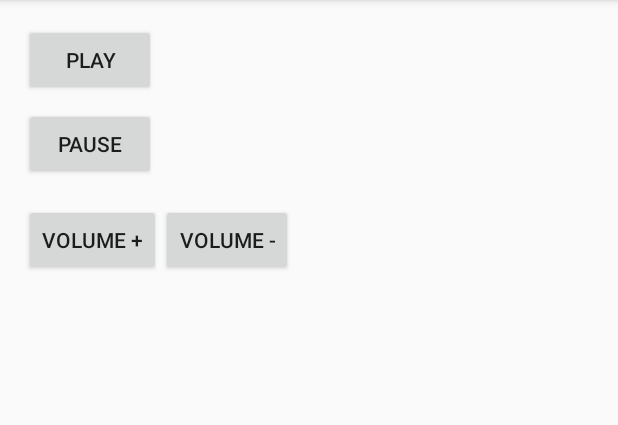
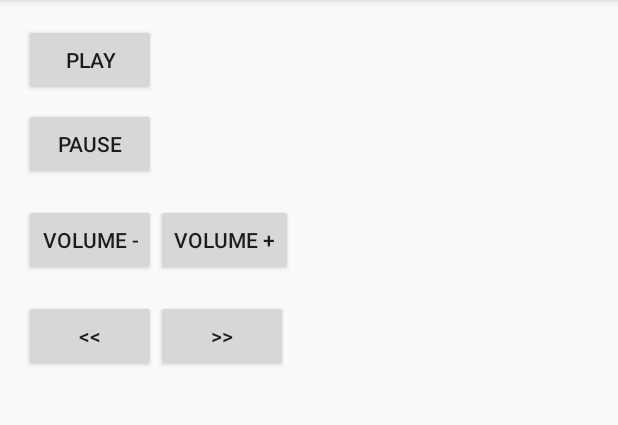
Before and after one commit to PMerdala/MediaPlayer, an Android app: the screen it shows after launch (MainActivity), on a phone screen of 412 x 824 dp, the part 84-509 px from its top. Run offline under Robolectric (Android 15) with nearby library versions, the phone set to English and light mode, and no system bars.

Commit message:
add forward backward button

```diff
--- a/app/src/main/java/com/example/pmerdala/musicplayer/MainActivity.java
+++ b/app/src/main/java/com/example/pmerdala/musicplayer/MainActivity.java
@@ -15,6 +15,7 @@ public class MainActivity extends AppCompatActivity {
     AudioManager audioManager;
     int MAX_VOLUME;
     Toast toast;
+    private final static int SKIP_RANGE = 10000;
 
     @Override
     protected void onCreate(Bundle savedInstanceState) {
@@ -61,6 +62,24 @@ public class MainActivity extends AppCompatActivity {
                 @Override
                 public void onClick(View v) {
                     volumeDown(v);
+                }
+            });
+        }
+        view = findViewById(R.id.forward_button);
+        if (view != null){
+            view.setOnClickListener(new View.OnClickListener() {
+                @Override
+                public void onClick(View v) {
+                    forward(v);
+                }
+            });
+        }
+        view = findViewById(R.id.backward_button);
+        if (view!=null){
+            view.setOnClickListener(new View.OnClickListener() {
+                @Override
+                public void onClick(View v) {
+                    backward(v);
                 }
             });
         }
@@ -120,4 +139,29 @@ public class MainActivity extends AppCompatActivity {
         }
         setVolume(current_volume,"Volume DOWN");
     }
+
+    private void seekTo(int currentPosition, String message){
+        mediaPlayer.seekTo(currentPosition);
+        messageShow(message + currentPosition/1000 + "s.");
+
+    }
+    protected void forward(View view){
+        int duration = mediaPlayer.getDuration();
+        int currentPosition = mediaPlayer.getCurrentPosition();
+        currentPosition+=SKIP_RANGE;
+        if (currentPosition>duration){
+            currentPosition=duration;
+        }
+        seekTo(currentPosition,"Forward to :");
+    }
+
+    protected void backward(View view){
+        int duration = mediaPlayer.getDuration();
+        int currentPosition = mediaPlayer.getCurrentPosition();
+        currentPosition-=SKIP_RANGE;
+        if (currentPosition<0){
+            currentPosition=0;
+        }
+        seekTo(currentPosition,"Backward to:");
+    }
 }
--- a/app/src/main/res/layout/activity_main.xml
+++ b/app/src/main/res/layout/activity_main.xml
@@ -4,41 +4,58 @@
     xmlns:tools="http://schemas.android.com/tools"
     android:layout_width="match_parent"
     android:layout_height="match_parent"
+    android:layout_marginLeft="16dp"
+    android:layout_marginTop="16dp"
     android:orientation="vertical"
-    tools:context="com.example.pmerdala.musicplayer.MainActivity"
-    android:layout_marginLeft="16dp"
-    android:layout_marginTop="16dp">
+    tools:context="com.example.pmerdala.musicplayer.MainActivity">
 
     <Button
         android:id="@+id/play_button"
         android:layout_width="wrap_content"
         android:layout_height="wrap_content"
-        android:text="Play"
-        android:layout_marginBottom="8dp"/>
+        android:layout_marginBottom="8dp"
+        android:text="Play" />
 
     <Button
         android:id="@+id/pause_button"
         android:layout_width="wrap_content"
         android:layout_height="wrap_content"
-        android:text="Pause"
-        android:layout_marginBottom="16dp"/>
+        android:layout_marginBottom="16dp"
+        android:text="Pause" />
+
     <LinearLayout
         android:layout_width="match_parent"
         android:layout_height="wrap_content"
         android:layout_marginBottom="16dp">
 
         <Button
+            android:id="@+id/volume_down_button"
+            android:layout_width="wrap_content"
+            android:layout_height="wrap_content"
+            android:text="Volume -" />
+
+        <Button
             android:id="@+id/volume_up_button"
             android:layout_width="wrap_content"
             android:layout_height="wrap_content"
-        android:text="Volume +"
-        />
+            android:text="Volume +" />
+    </LinearLayout>
+
+    <LinearLayout
+        android:layout_width="match_parent"
+        android:layout_height="wrap_content"
+        android:layout_marginBottom="16dp">
+
         <Button
-        android:id="@+id/volume_down_button"
+            android:id="@+id/backward_button"
             android:layout_width="wrap_content"
             android:layout_height="wrap_content"
-        android:text="Volume -"
-        />
+            android:text="@string/backward_symbol" />
+
+        <Button
+            android:id="@+id/forward_button"
+            android:layout_width="wrap_content"
+            android:layout_height="wrap_content"
+            android:text="@string/forward_symbol" />
     </LinearLayout>
-
 </LinearLayout>
--- a/app/src/main/res/values/strings.xml
+++ b/app/src/main/res/values/strings.xml
@@ -1,3 +1,5 @@
 <resources>
     <string name="app_name">Music Player</string>
+    <string name="forward_symbol">&gt;&gt;</string>
+    <string name="backward_symbol">&lt;&lt;</string>
 </resources>
```
Also changed, not shown: 1 other file. Lines whose indentation alone changed are shown as unchanged.
